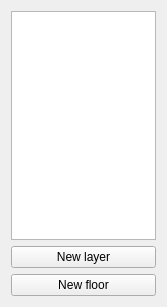
This is src/widget_mapFloorsList/widget.ui in dummymeuporg/dummyeditor as Qt 5 draws it before an edit. The edited form follows.
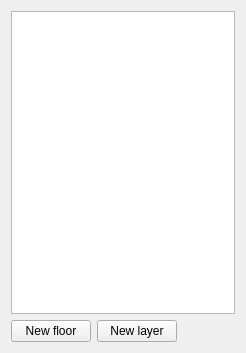
This is the edited form.

What changed in the file:
```diff
--- a/src/widget_mapFloorsList/widget.ui
+++ b/src/widget_mapFloorsList/widget.ui
@@ -6,8 +6,8 @@
    <rect>
     <x>0</x>
     <y>0</y>
-    <width>167</width>
-    <height>307</height>
+    <width>246</width>
+    <height>353</height>
    </rect>
   </property>
   <property name="windowTitle">
@@ -28,18 +28,35 @@
     </widget>
    </item>
    <item>
-    <widget class="QPushButton" name="pushButtonNewLayer">
-     <property name="text">
-      <string>New layer</string>
-     </property>
-    </widget>
-   </item>
+    <layout class="QHBoxLayout" name="horizontalLayout">
    <item>
     <widget class="QPushButton" name="pushButtonNewFloor">
      <property name="text">
       <string>New floor</string>
      </property>
     </widget>
+     </item>
+     <item>
+      <widget class="QPushButton" name="pushButtonNewLayer">
+       <property name="text">
+        <string>New layer</string>
+       </property>
+      </widget>
+     </item>
+     <item>
+      <spacer name="horizontalSpacer">
+       <property name="orientation">
+        <enum>Qt::Horizontal</enum>
+       </property>
+       <property name="sizeHint" stdset="0">
+        <size>
+         <width>40</width>
+         <height>20</height>
+        </size>
+       </property>
+      </spacer>
+     </item>
+    </layout>
    </item>
   </layout>
  </widget>
```
Lines whose indentation alone changed are shown as unchanged.
